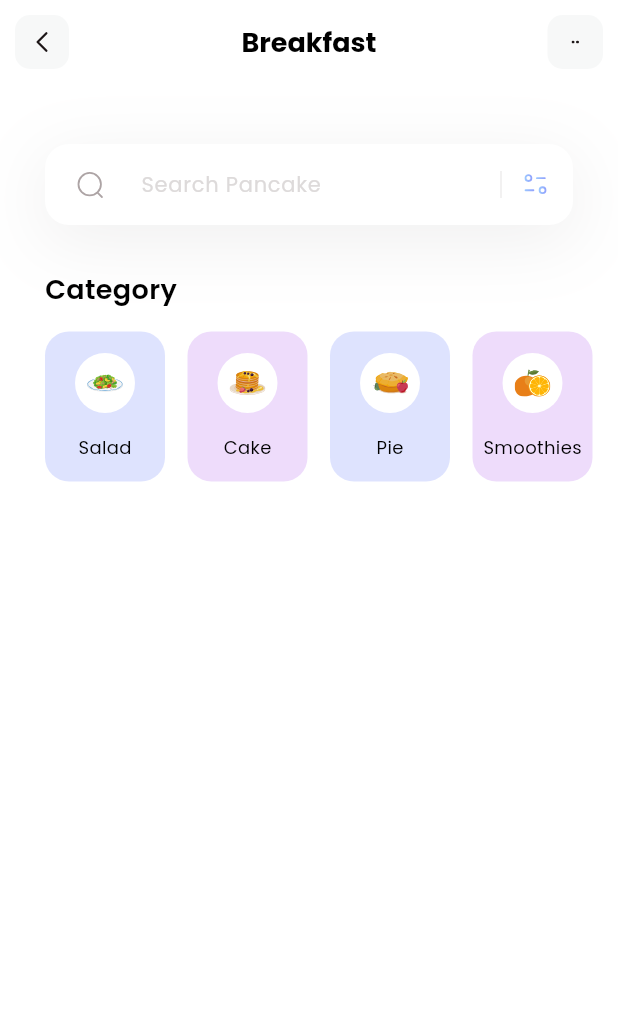
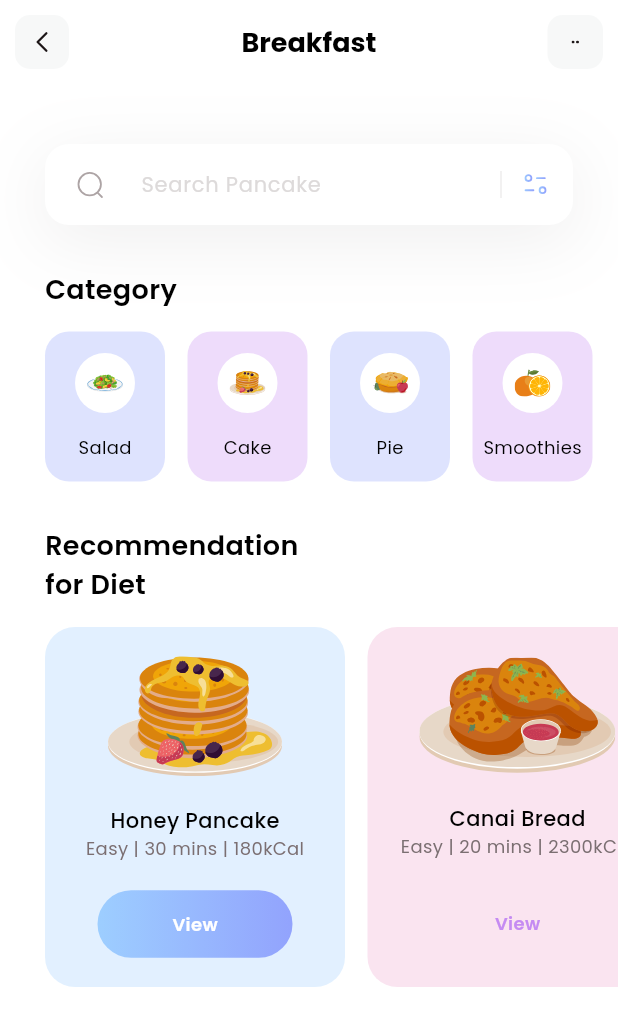
Before and after one commit to mjsanchezc/fitness, a Flutter app: the screen it shows after launch, on a phone screen of 412 x 824 dp. Shown: the top 1026 px of the screen. Run offline on Flutter 3.47's test engine with Material 3 defaults, Android fonts, the phone set to English and light mode, and no system bars; our stand-ins replace flutter_svg.

Commit message:
Added diets section and updated categories section method name

```diff
--- /dev/null
+++ b/lib/models/diet_model.dart
@@ -0,0 +1,51 @@
+import 'package:flutter/material.dart';
+
+class DietModel {
+  String name;
+  String iconPath;
+  String level;
+  String duration;
+  String calorie;
+  Color boxColor;
+  bool viewIsSelected;
+
+  DietModel({
+    required this.name,
+    required this.iconPath,
+    required this.level,
+    required this.duration,
+    required this.calorie,
+    required this.boxColor,
+    required this.viewIsSelected
+  });
+
+  static List<DietModel> getDiets() {
+    List<DietModel> diets = [];
+
+    diets.add(
+      DietModel(
+        name: 'Honey Pancake',
+        iconPath: 'assets/icons/honey-pancakes.svg',
+        level: 'Easy',
+        duration: '30 mins',
+        calorie: '180kCal',
+        boxColor: Color(0xff9DCEFF),
+        viewIsSelected: true
+      )
+    );
+
+    diets.add(
+      DietModel(
+        name: 'Canai Bread',
+        iconPath: 'assets/icons/canai-bread.svg',
+        level: 'Easy',
+        duration: '20 mins',
+        calorie: '2300kCal',
+        boxColor: Color(0xffEEA4CE),
+        viewIsSelected: false
+      )
+    );
+
+    return diets;
+  }
+}
--- a/lib/pages/home.dart
+++ b/lib/pages/home.dart
@@ -1,45 +1,130 @@
 import 'package:fitness/models/category_model.dart';
+import 'package:fitness/models/diet_model.dart';
 import 'package:flutter/material.dart';
 import 'package:flutter_svg/flutter_svg.dart';
 
-class HomePage extends StatefulWidget {
+class HomePage extends StatelessWidget {
   HomePage({super.key});
 
-  @override
-  State<HomePage> createState() => _HomePageState();
-}
+  List<CategoryModel> categories = [];
+  List<DietModel> diets = [];
 
-class _HomePageState extends State<HomePage> {
-  List<CategoryModel> categories = [];
-
-  void _getCategories() {
+  void _getInitialInfo() {
     categories = CategoryModel.getCategories();
-  }
-
-  @override
-  void initState() {
-    _getCategories();
+    diets = DietModel.getDiets();
   }
 
   @override
   Widget build(BuildContext context) {
-    _getCategories();
+    _getInitialInfo();
     return Scaffold(
       appBar: appBar(),
       backgroundColor: Colors.white,
       body: Column(
         children: [
           _searchField(),
-          SizedBox(
-            height: 30,
-          ),
-          _categoriesMethod()
+          SizedBox(height: 30,),
+          _categoriesSection(),
+          SizedBox(height: 30,),
+          _dietSection()
         ],
       ),
     );
   }
 
-  Column _categoriesMethod() {
+  Column _dietSection() {
+    return Column(
+          crossAxisAlignment: CrossAxisAlignment.start,
+          children: [
+            Padding(
+              padding: const EdgeInsets.only(left: 30),
+              child: Text(
+                'Recommendation\nfor Diet',
+                style: TextStyle(
+                  color: Colors.black,
+                  fontSize: 18,
+                  fontWeight: FontWeight.w600
+                ),
+              ),
+            ),
+            SizedBox(
+              height: 15,
+            ),
+            SizedBox(
+              height: 240,
+              child: ListView.separated(
+                itemCount: diets.length,
+                scrollDirection: Axis.horizontal,
+                  padding: EdgeInsets.only(
+                  left: 30,
+                  right: 30
+                ),
+                separatorBuilder: (context, index) => SizedBox(width: 15,),
+                itemBuilder: (context, index) {
+                  return Container(
+                    width: 200,
+                    decoration: BoxDecoration(
+                      color: diets[index].boxColor.withValues(alpha: 0.3),
+                      borderRadius: BorderRadius.circular(20)
+                    ),
+                    child: Column(
+                      mainAxisAlignment: MainAxisAlignment.spaceEvenly,
+                      children: [
+                        SvgPicture.asset(diets[index].iconPath),
+                        Column(
+                          children: [
+                            Text(
+                              diets[index].name,
+                              style: TextStyle(
+                                fontWeight: FontWeight.w500,
+                                color: Colors.black,
+                                fontSize: 14
+                              ),
+                            ),
+                            Text(
+                              '${diets[index].level} | ${diets[index].duration} | ${diets[index].calorie}',
+                              style: TextStyle(
+                                fontWeight: FontWeight.w400,
+                                color: Color(0xff7B6F72),
+                                fontSize: 12
+                              ),
+                            )
+                          ],
+                        ),
+                        Container(
+                          height: 45,
+                          width: 130,
+                          decoration: BoxDecoration(
+                            gradient: LinearGradient(
+                              colors: [
+                                diets[index].viewIsSelected ? Color(0xff9DCEFF) : Colors.transparent,
+                                diets[index].viewIsSelected ? Color(0xff92A3FD) : Colors.transparent
+                              ]
+                            ),
+                            borderRadius: BorderRadius.circular(50)
+                          ),
+                          child: Center(
+                            child: Text(
+                              'View',
+                              style: TextStyle(
+                                fontWeight: FontWeight.w600,
+                                color: diets[index].viewIsSelected ? Colors.white : Color(0xffC58BF2),
+                                fontSize: 12
+                              ),
+                            ),
+                          ),
+                        )
+                      ],
+                    ),
+                  );
+                },
+              )
+            )
+          ],
+        );
+  }
+
+  Column _categoriesSection() {
     return Column(
           crossAxisAlignment: CrossAxisAlignment.start,
           children: [
```
